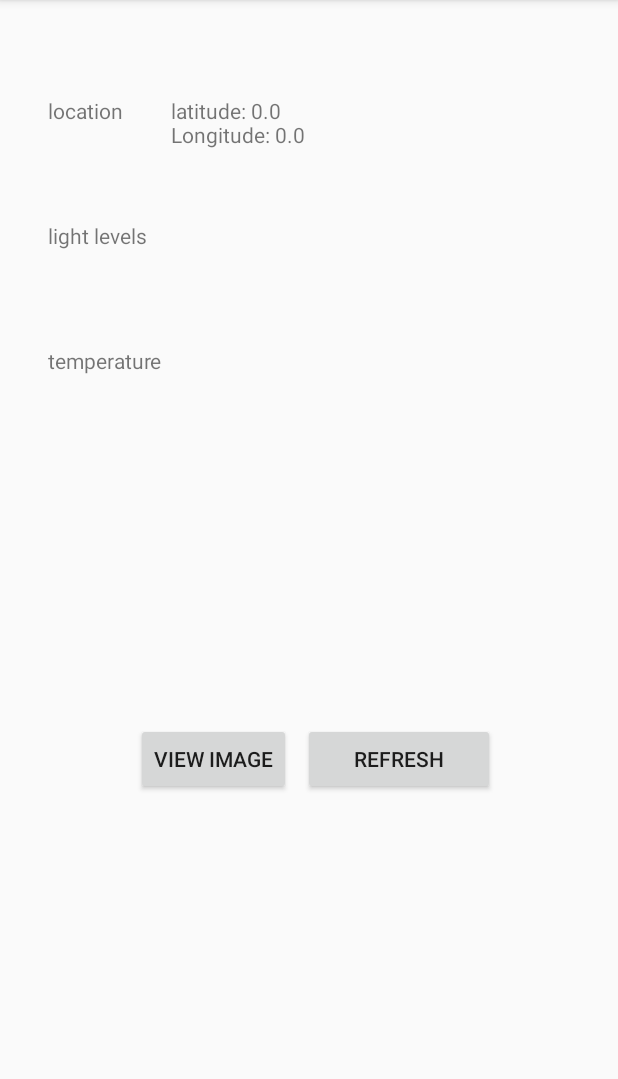
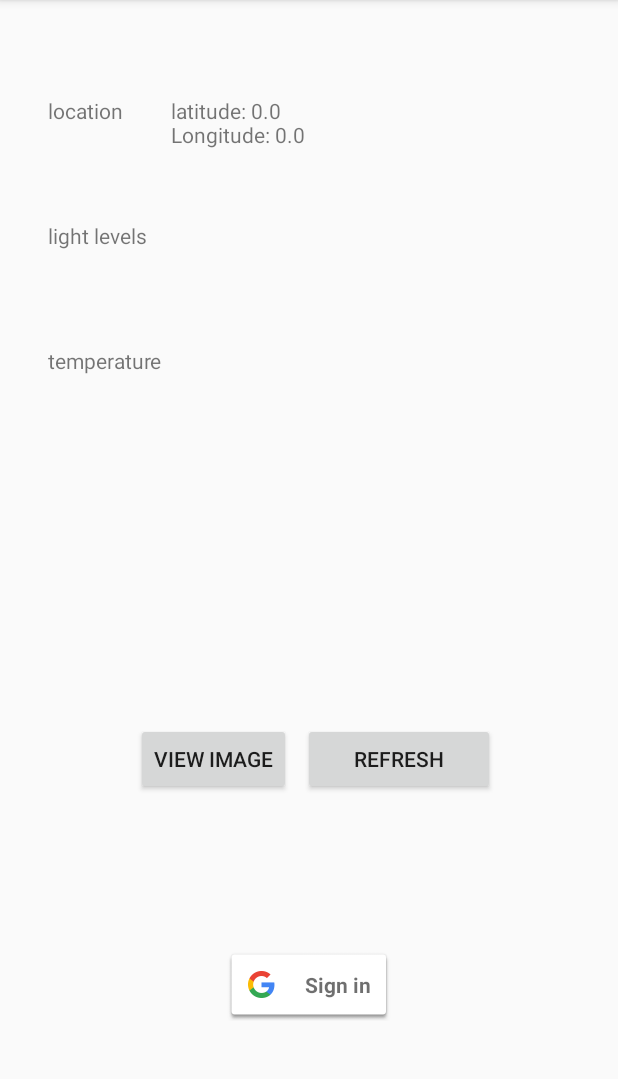
Before and after one commit to r-ferrier/artistExMachina, an Android app: the screen it shows after launch (MainActivity), on a phone screen of 412 x 824 dp, the part 84-1163 px from its top. Run offline under Robolectric (Android 15) with nearby library versions, the light colour scheme and no system bars; 4 statements that could not run were skipped.

Commit message:
google fit api added

```diff
--- a/app/build.gradle
+++ b/app/build.gradle
@@ -28,4 +28,5 @@
     androidTestImplementation 'androidx.test.espresso:espresso-core:3.2.0'
     implementation 'com.google.android.gms:play-services-fitness:17.0.0'
     compile 'com.google.android.gms:play-services-fitness:17.0.0'
+    implementation 'com.google.android.gms:play-services-auth:17.0.0'
 }
--- a/app/src/main/java/com/example/workinprogress/MainActivity.java
+++ b/app/src/main/java/com/example/workinprogress/MainActivity.java
@@ -1,10 +1,4 @@
 package com.example.workinprogress;
-
-import androidx.annotation.NonNull;
-import androidx.annotation.RequiresApi;
-import androidx.appcompat.app.AppCompatActivity;
-import androidx.core.app.ActivityCompat;
-import androidx.core.content.ContextCompat;
 
 import android.Manifest;
 import android.annotation.SuppressLint;
@@ -19,13 +13,21 @@
 import android.location.Location;
 import android.location.LocationListener;
 import android.location.LocationManager;
+import android.os.AsyncTask;
 import android.os.Build;
 import android.os.Bundle;
 import android.util.Log;
 import android.view.View;
 import android.widget.TextView;
-import android.widget.Toast;
 
+import androidx.annotation.NonNull;
+import androidx.annotation.RequiresApi;
+import androidx.appcompat.app.AppCompatActivity;
+import androidx.core.app.ActivityCompat;
+import androidx.core.content.ContextCompat;
+
+import com.google.android.gms.auth.api.signin.GoogleSignInClient;
+import com.google.android.gms.auth.api.signin.GoogleSignInOptions;
 import com.google.android.gms.common.ConnectionResult;
 import com.google.android.gms.common.Scopes;
 import com.google.android.gms.common.api.GoogleApiClient;
@@ -33,28 +35,38 @@
 import com.google.android.gms.common.api.Scope;
 import com.google.android.gms.common.api.Status;
 import com.google.android.gms.fitness.Fitness;
+import com.google.android.gms.fitness.FitnessStatusCodes;
+import com.google.android.gms.fitness.data.Bucket;
 import com.google.android.gms.fitness.data.DataPoint;
-import com.google.android.gms.fitness.data.DataSource;
+import com.google.android.gms.fitness.data.DataSet;
 import com.google.android.gms.fitness.data.DataType;
 import com.google.android.gms.fitness.data.Field;
-import com.google.android.gms.fitness.data.Value;
-import com.google.android.gms.fitness.request.DataSourcesRequest;
-import com.google.android.gms.fitness.request.OnDataPointListener;
-import com.google.android.gms.fitness.request.SensorRequest;
-import com.google.android.gms.fitness.result.DataSourcesResult;
+import com.google.android.gms.fitness.data.Subscription;
+import com.google.android.gms.fitness.request.DataReadRequest;
+import com.google.android.gms.fitness.result.DataReadResult;
+import com.google.android.gms.fitness.result.ListSubscriptionsResult;
+import com.google.android.gms.tasks.Task;
 
+import java.text.DateFormat;
+import java.time.LocalDate;
+import java.time.LocalDateTime;
+import java.time.LocalTime;
+import java.time.ZoneId;
+import java.util.Calendar;
+import java.util.Date;
+import java.util.List;
 import java.util.concurrent.TimeUnit;
 
-public class MainActivity extends AppCompatActivity implements SensorEventListener, LocationListener, OnDataPointListener,
+public class MainActivity extends AppCompatActivity implements SensorEventListener, LocationListener,
         GoogleApiClient.ConnectionCallbacks,
-        GoogleApiClient.OnConnectionFailedListener {
+        GoogleApiClient.OnConnectionFailedListener, View.OnClickListener {
 
     private SensorManager sensorManager;
     private LocationManager locationManager;
     public TextView lightText;
     public TextView tempText;
     public TextView locationText;
-//    private List<Sensor> deviceSensors;
+    //    private List<Sensor> deviceSensors;
     private Sensor light;
     private Sensor temp;
     private Location location;
@@ -66,6 +78,14 @@
     private static final String AUTH_PENDING = "auth_state_pending";
     private boolean authInProgress = false;
     private GoogleApiClient mApiClient;
+    private final long[] timeBounds = new long[]{0, 20};
+    private GoogleSignInClient googleSignInClient;
+    private GoogleSignInOptions googleSignInOptions;
+    private ResultCallback<Status> mSubscribeResultCallback;
+    private ResultCallback<Status> mCancelSubscriptionResultCallback;
+    private ResultCallback<ListSubscriptionsResult> mListSubscriptionsResultCallback;
+
+    private GoogleApiClient mGoogleApiClient;
 
 
     @RequiresApi(api = Build.VERSION_CODES.KITKAT_WATCH)
@@ -73,15 +93,21 @@
     protected void onCreate(Bundle savedInstanceState) {
         super.onCreate(savedInstanceState);
         setContentView(R.layout.activity_main);
+
+        initCallbacks();
+
+        mGoogleApiClient = new GoogleApiClient.Builder(this)
+                .addApi(Fitness.HISTORY_API).addApi(Fitness.RECORDING_API)
+                .addScope(new Scope(Scopes.FITNESS_ACTIVITY_READ_WRITE)).addScope(new Scope(Scopes.FITNESS_ACTIVITY_READ))
+                .addConnectionCallbacks(this)
+                .enableAutoManage(this, 0, this)
+                .build();
+
+        new ViewWeekStepCountTask().execute();
+
+
         sensorManager = (SensorManager) getSystemService(Context.SENSOR_SERVICE);
         locationManager = (LocationManager) getSystemService(Context.LOCATION_SERVICE);
-
-
-//        deviceSensors = sensorManager.getSensorList(Sensor.TYPE_ALL);
-//
-//        for (Sensor s : deviceSensors) {
-//            Log.i("sensor-----------------", s.getStringType());
-//        }
 
         if (ContextCompat.checkSelfPermission(this, Manifest.permission.ACCESS_FINE_LOCATION) != PackageManager.PERMISSION_GRANTED && ContextCompat.checkSelfPermission(this, Manifest.permission.ACCESS_COARSE_LOCATION) != PackageManager.PERMISSION_GRANTED) {
             ActivityCompat.requestPermissions(this, new String[]{Manifest.permission.ACCESS_COARSE_LOCATION, Manifest.permission.ACCESS_FINE_LOCATION}, 1);
@@ -97,13 +123,6 @@
             authInProgress = savedInstanceState.getBoolean(AUTH_PENDING);
         }
 
-        mApiClient = new GoogleApiClient.Builder(this)
-                .addApi(Fitness.SENSORS_API)
-                .addScope(new Scope(Scopes.FITNESS_ACTIVITY_READ_WRITE))
-                .addConnectionCallbacks(this)
-                .addOnConnectionFailedListener(this)
-                .build();
-
     }
 
     protected void onResume() {
@@ -115,21 +134,137 @@
 
     protected void onStart() {
         super.onStart();
-        mApiClient.connect();
+    }
+
+    private class ViewWeekStepCountTask extends AsyncTask<Void, Void, Void> {
+
+
+        protected Void doInBackground(Void... params) {
+//            displayLastWeeksData();
+            displayYesterdaysData();
+            return null;
+        }
+
+
+        private void displayYesterdaysData(){
+
+
+            Calendar date = Calendar.getInstance();
+// reset hour, minutes, seconds and millis
+            date.set(Calendar.HOUR_OF_DAY, 0);
+            date.set(Calendar.MINUTE, 0);
+            date.set(Calendar.SECOND, 0);
+            date.set(Calendar.MILLISECOND, 0);
+
+            Calendar day = Calendar.getInstance();
+            day.setTime(new Date());
+            long endTime = date.getTimeInMillis();
+            date.add(Calendar.DAY_OF_WEEK,-1);
+            long startTime = date.getTimeInMillis();
+
+            DataReadRequest readRequest = new DataReadRequest.Builder()
+                    .aggregate(DataType.TYPE_STEP_COUNT_DELTA, DataType.AGGREGATE_STEP_COUNT_DELTA)
+                    .bucketByTime(1, TimeUnit.DAYS)
+                    .setTimeRange(startTime, endTime, TimeUnit.MILLISECONDS)
+                    .build();
+
+
+            DataReadResult dataReadResult = Fitness.HistoryApi.readData(mGoogleApiClient, readRequest).await(1, TimeUnit.MINUTES);
+
+
+            if (dataReadResult.getBuckets().size() > 0) {
+                Log.e("History", "Number of buckets: " + dataReadResult.getBuckets().size());
+                for (Bucket bucket : dataReadResult.getBuckets()) {
+                    List<DataSet> dataSets = bucket.getDataSets();
+                    for (DataSet dataSet : dataSets) {
+                        showDataSet(dataSet);
+                    }
+                }
+            }
+//Used for non-aggregated data
+            else if (dataReadResult.getDataSets().size() > 0) {
+                Log.e("History", "Number of returned DataSets: " + dataReadResult.getDataSets().size());
+                for (DataSet dataSet : dataReadResult.getDataSets()) {
+                    showDataSet(dataSet);
+                }
+            }
+
+        }
+
+
+
+
+        private void displayLastWeeksData() {
+            Calendar cal = Calendar.getInstance();
+            Date now = new Date();
+            cal.setTime(now);
+            long endTime = cal.getTimeInMillis();
+            cal.add(Calendar.WEEK_OF_YEAR, -1);
+            long startTime = cal.getTimeInMillis();
+
+            java.text.DateFormat dateFormat = DateFormat.getDateInstance();
+            Log.e("History", "Range Start: " + dateFormat.format(startTime));
+            Log.e("History", "Range End: " + dateFormat.format(endTime));
+
+//Check how many steps were walked and recorded in the last 7 days
+            DataReadRequest readRequest = new DataReadRequest.Builder()
+                    .aggregate(DataType.TYPE_STEP_COUNT_DELTA, DataType.AGGREGATE_STEP_COUNT_DELTA)
+                    .bucketByTime(1, TimeUnit.DAYS)
+                    .setTimeRange(startTime, endTime, TimeUnit.MILLISECONDS)
+                    .build();
+
+            DataReadResult dataReadResult = Fitness.HistoryApi.readData(mGoogleApiClient, readRequest).await(1, TimeUnit.MINUTES);
+
+            if (dataReadResult.getBuckets().size() > 0) {
+                Log.e("History", "Number of buckets: " + dataReadResult.getBuckets().size());
+                for (Bucket bucket : dataReadResult.getBuckets()) {
+                    List<DataSet> dataSets = bucket.getDataSets();
+                    for (DataSet dataSet : dataSets) {
+                        showDataSet(dataSet);
+                    }
+                }
+            }
+//Used for non-aggregated data
+            else if (dataReadResult.getDataSets().size() > 0) {
+                Log.e("History", "Number of returned DataSets: " + dataReadResult.getDataSets().size());
+                for (DataSet dataSet : dataReadResult.getDataSets()) {
+                    showDataSet(dataSet);
+                }
+            }
+
+        }
+
+        private void showDataSet(DataSet dataSet) {
+            Log.e("History", "Data returned for Data type: " + dataSet.getDataType().getName());
+            DateFormat dateFormat = DateFormat.getDateInstance();
+            DateFormat timeFormat = DateFormat.getTimeInstance();
+
+            for (DataPoint dp : dataSet.getDataPoints()) {
+                Log.e("History", "Data point:");
+                Log.e("History", "\tType: " + dp.getDataType().getName());
+                Log.e("History", "\tStart: " + dateFormat.format(dp.getStartTime(TimeUnit.MILLISECONDS)) + " " + timeFormat.format(dp.getStartTime(TimeUnit.MILLISECONDS)));
+                Log.e("History", "\tEnd: " + dateFormat.format(dp.getEndTime(TimeUnit.MILLISECONDS)) + " " + timeFormat.format(dp.getStartTime(TimeUnit.MILLISECONDS)));
+                for (Field field : dp.getDataType().getFields()) {
+                    Log.e("History", "\tField: " + field.getName() +
+                            " Value: " + dp.getValue(field));
+                }
+            }
+        }
     }
 
 
     public void viewImage(View view) {
 
-        String location = ((TextView)findViewById(R.id.locationText)).getText().toString();
-        String light = ((TextView)findViewById(R.id.lightText)).getText().toString();
-        String temp = ((TextView)findViewById(R.id.temperatureText)).getText().toString();
+        String location = ((TextView) findViewById(R.id.locationText)).getText().toString();
+        String light = ((TextView) findViewById(R.id.lightText)).getText().toString();
+        String temp = ((TextView) findViewById(R.id.temperatureText)).getText().toString();
 
         Intent intent = new Intent(this, DisplayImage.class);
         intent.putExtra("temp", temp);
-        intent.putExtra("light",light);
-        intent.putExtra("location",location);
+        intent.putExtra("light", light);
+        intent.putExtra("location", location);
         startActivity(intent);
+
 
     }
 
@@ -179,7 +314,7 @@
             e.printStackTrace();
         }
 
-        String locationTextString = "latitude: "+latitude+"\nLongitude: "+longitude;
+        String locationTextString = "latitude: " + latitude + "\nLongitude: " + longitude;
         locationText.setText(locationTextString);
 
         return location;
@@ -224,57 +359,18 @@
 
     @Override
     public void onConnected(Bundle bundle) {
-        DataSourcesRequest dataSourceRequest = new DataSourcesRequest.Builder()
-                .setDataTypes( DataType.TYPE_STEP_COUNT_CUMULATIVE )
-                .setDataSourceTypes( DataSource.TYPE_RAW )
-                .build();
-
-        ResultCallback<DataSourcesResult> dataSourcesResultCallback = new ResultCallback<DataSourcesResult>() {
-            @Override
-            public void onResult(DataSourcesResult dataSourcesResult) {
-                for( DataSource dataSource : dataSourcesResult.getDataSources() ) {
-                    if( DataType.TYPE_STEP_COUNT_CUMULATIVE.equals( dataSource.getDataType() ) ) {
-                        registerFitnessDataListener(dataSource, DataType.TYPE_STEP_COUNT_CUMULATIVE);
-                    }
-                }
-            }
-        };
-
-        Fitness.SensorsApi.findDataSources(mApiClient, dataSourceRequest)
-                .setResultCallback(dataSourcesResultCallback);
-    }
-
-    private void registerFitnessDataListener(DataSource dataSource, DataType dataType) {
-
-        SensorRequest request = new SensorRequest.Builder()
-                .setDataSource( dataSource )
-                .setDataType( dataType )
-                .setSamplingRate( 3, TimeUnit.SECONDS )
-                .build();
-
-        Fitness.SensorsApi.add( mApiClient, request, this )
-                .setResultCallback(new ResultCallback<Status>() {
-                    @Override
-                    public void onResult(Status status) {
-                        if (status.isSuccess()) {
-                            Log.e( "GoogleFit", "SensorApi successfully added" );
-                        }
-                    }
-                });
+        Fitness.RecordingApi.subscribe(mGoogleApiClient, DataType.TYPE_STEP_COUNT_DELTA)
+                .setResultCallback(mSubscribeResultCallback);
+//
+//        Fitness.RecordingApi.listSubscriptions(mGoogleApiClient)
+//                .setResultCallback(mListSubscriptionsResultCallback);
     }
 
     @Override
-    public void onDataPoint(DataPoint dataPoint) {
-        for( final Field field : dataPoint.getDataType().getFields() ) {
-            final Value value = dataPoint.getValue( field );
-            runOnUiThread(new Runnable() {
-                @Override
-                public void run() {
-                    Toast.makeText(getApplicationContext(), "Field: " + field.getName() + " Value: " + value, Toast.LENGTH_SHORT).show();
-                }
-            });
-        }
+    public void onClick(View view) {
+
     }
+
 
     @Override
     public void onConnectionSuspended(int i) {
@@ -283,33 +379,45 @@
 
     @Override
     public void onConnectionFailed(@NonNull ConnectionResult connectionResult) {
-        if( !authInProgress ) {
+        if (!authInProgress) {
 
             authInProgress = true;
             try {
-                connectionResult.startResolutionForResult( MainActivity.this, REQUEST_OAUTH );
+                connectionResult.startResolutionForResult(MainActivity.this, REQUEST_OAUTH);
             } catch (IntentSender.SendIntentException e) {
                 e.printStackTrace();
             }
         } else {
-            Log.e( "GoogleFit", "authInProgress" );
+            Log.e("GoogleFit", "authInProgress");
         }
     }
 
     @Override
     protected void onActivityResult(int requestCode, int resultCode, Intent data) {
-        if( requestCode == REQUEST_OAUTH ) {
-            authInProgress = false;
-            if( resultCode == RESULT_OK ) {
-                if( !mApiClient.isConnecting() && !mApiClient.isConnected() ) {
-                    mApiClient.connect();
+        super.onActivityResult(requestCode, resultCode, data);
+    }
+
+
+    @Override
+    protected void onSaveInstanceState(Bundle outState) {
+        super.onSaveInstanceState(outState);
+        outState.putBoolean(AUTH_PENDING, authInProgress);
+    }
+
+    private void initCallbacks() {
+        mSubscribeResultCallback = new ResultCallback<Status>() {
+            @Override
+            public void onResult(@NonNull Status status) {
+                if (status.isSuccess()) {
+                    if (status.getStatusCode() == FitnessStatusCodes.SUCCESS_ALREADY_SUBSCRIBED) {
+                        Log.e("RecordingAPI", "Already subscribed to the Recording API");
+                    } else {
+                        Log.e("RecordingAPI", "Subscribed to the Recording API");
+                    }
                 }
-            } else if( resultCode == RESULT_CANCELED ) {
-                Log.e( "GoogleFit", "RESULT_CANCELED" );
             }
-        } else {
-            Log.e("GoogleFit", "requestCode NOT request_oauth");
-        }
+        };
+
     }
 
 }
--- a/app/src/main/res/layout/activity_main.xml
+++ b/app/src/main/res/layout/activity_main.xml
@@ -81,7 +81,23 @@
         app:layout_constraintStart_toStartOf="parent"
         app:layout_constraintTop_toTopOf="parent" />
 
+    <com.google.android.gms.common.SignInButton
+        android:id="@+id/sign_in_button"
+        android:layout_width="wrap_content"
+        android:layout_height="wrap_content"
+        android:layout_marginStart="8dp"
+        android:layout_marginLeft="8dp"
+        android:layout_marginEnd="8dp"
+        android:layout_marginRight="8dp"
+        android:layout_marginBottom="8dp"
+        android:onClick="onClick"
+        app:layout_constraintBottom_toBottomOf="parent"
+        app:layout_constraintEnd_toEndOf="parent"
+        app:layout_constraintStart_toStartOf="parent"
+        app:layout_constraintTop_toBottomOf="@+id/constraintLayout" />
+
     <androidx.constraintlayout.widget.ConstraintLayout
+        android:id="@+id/constraintLayout"
         android:layout_width="255dp"
         android:layout_height="78dp"
         android:layout_marginStart="8dp"
@@ -116,6 +132,7 @@
             app:layout_constraintBaseline_toBaselineOf="@+id/viewImage"
             app:layout_constraintEnd_toEndOf="parent"
             app:layout_constraintStart_toEndOf="@+id/viewImage" />
+
     </androidx.constraintlayout.widget.ConstraintLayout>
 
 </androidx.constraintlayout.widget.ConstraintLayout>
```
